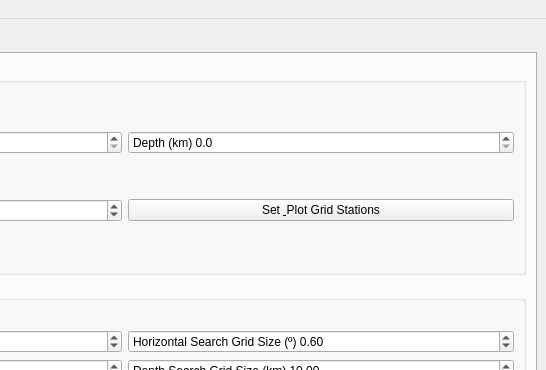
Old version of the form loc_flow_isp/resources/designer_uis/loc_flow.ui in the repository rcabdia/SurfQuake; both pictures show x 687 to 1233 and y 0 to 370 of the 1233 by 667 pixel window.
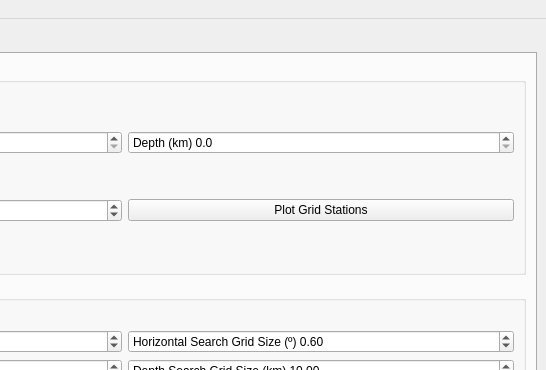
New version of the form. The open tabs and pages were chosen to show the change.

```diff
--- a/loc_flow_isp/resources/designer_uis/loc_flow.ui
+++ b/loc_flow_isp/resources/designer_uis/loc_flow.ui
@@ -170,7 +170,7 @@
               <string>Plot Grid Stations</string>
              </property>
              <property name="text">
-              <string>Set &amp; Plot Grid Stations</string>
+              <string>Plot Grid Stations</string>
              </property>
             </widget>
            </item>
```
Left out of the diff: 2 changed lines with no effect on the pictures.
